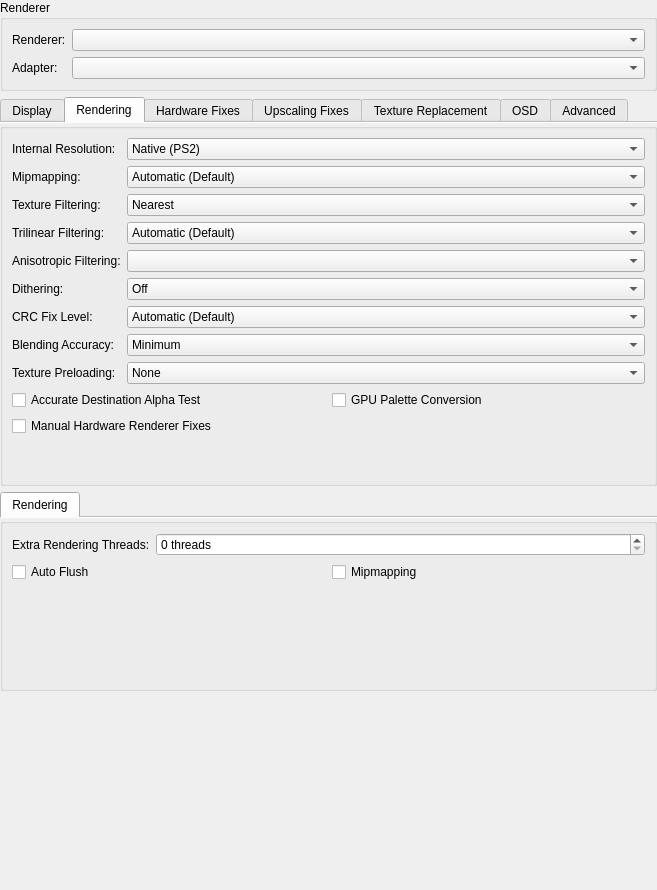
PCSX2/pcsx2, file pcsx2-qt/Settings/GraphicsSettingsWidget.ui: the form before one commit.
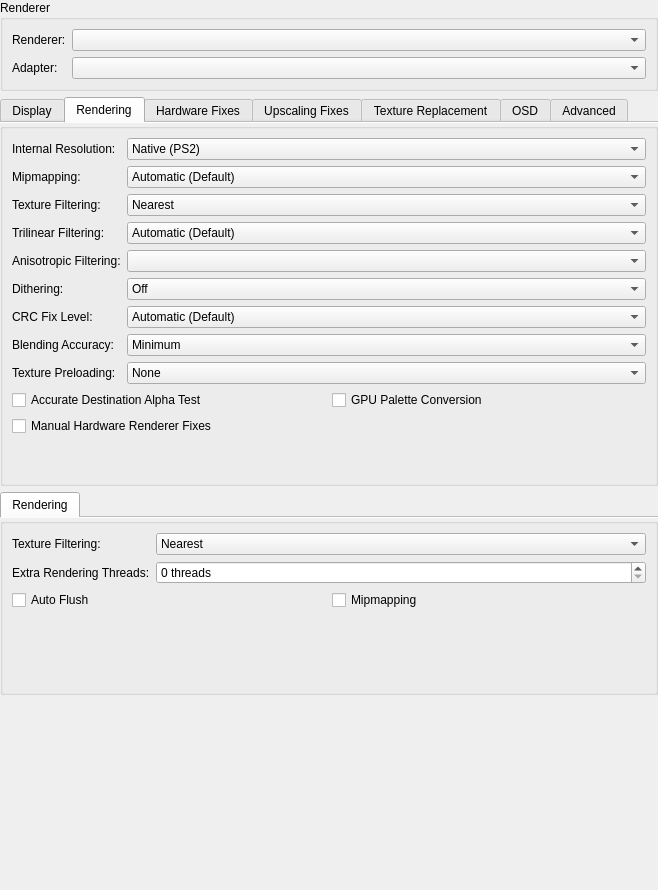
The form after the commit.

Commit message: UI-Qt: Add Bilinear dropdown to SW options

Patch:
```diff
--- a/pcsx2-qt/Settings/GraphicsSettingsWidget.ui
+++ b/pcsx2-qt/Settings/GraphicsSettingsWidget.ui
@@ -6,7 +6,7 @@
    <rect>
     <x>0</x>
     <y>0</y>
-    <width>657</width>
+    <width>658</width>
     <height>890</height>
    </rect>
   </property>
@@ -1516,6 +1516,15 @@
    </item>
    <item>
     <widget class="QTabWidget" name="softwareRendererGroup">
+     <property name="enabled">
+      <bool>true</bool>
+     </property>
+     <property name="minimumSize">
+      <size>
+       <width>0</width>
+       <height>203</height>
+      </size>
+     </property>
      <property name="documentMode">
       <bool>true</bool>
      </property>
@@ -1524,21 +1533,64 @@
        <string>Rendering</string>
       </attribute>
       <layout class="QFormLayout" name="formLayout_3">
+       <item row="0" column="1">
+        <widget class="QComboBox" name="swTextureFiltering">
+         <property name="enabled">
+          <bool>true</bool>
+         </property>
+         <property name="sizePolicy">
+          <sizepolicy hsizetype="Expanding" vsizetype="Fixed">
+           <horstretch>0</horstretch>
+           <verstretch>0</verstretch>
+          </sizepolicy>
+         </property>
+         <property name="layoutDirection">
+          <enum>Qt::LeftToRight</enum>
+         </property>
+         <item>
+          <property name="text">
+           <string>Nearest</string>
+          </property>
+         </item>
+         <item>
+          <property name="text">
+           <string>Bilinear (Forced)</string>
+          </property>
+         </item>
+         <item>
+          <property name="text">
+           <string>Bilinear (PS2)</string>
+          </property>
+         </item>
+         <item>
+          <property name="text">
+           <string>Bilinear (Forced excluding sprite)</string>
+          </property>
+         </item>
+        </widget>
+       </item>
        <item row="0" column="0">
-        <widget class="QLabel" name="label_9">
+        <widget class="QLabel" name="label_37">
          <property name="text">
-          <string>Extra Rendering Threads:</string>
+          <string>Texture Filtering:</string>
          </property>
         </widget>
        </item>
-       <item row="0" column="1">
+       <item row="1" column="1">
         <widget class="QSpinBox" name="extraSWThreads">
          <property name="suffix">
           <string> threads</string>
          </property>
         </widget>
        </item>
-       <item row="1" column="0" colspan="2">
+       <item row="1" column="0">
+        <widget class="QLabel" name="label_9">
+         <property name="text">
+          <string>Extra Rendering Threads:</string>
+         </property>
+        </widget>
+       </item>
+       <item row="2" column="0" colspan="2">
         <layout class="QGridLayout" name="gridLayout_2">
          <item row="0" column="0">
           <widget class="QCheckBox" name="swAutoFlush">
```
Left out of the diff: 14 changed lines with no effect on the pictures. The commit also changes 2 other files.
